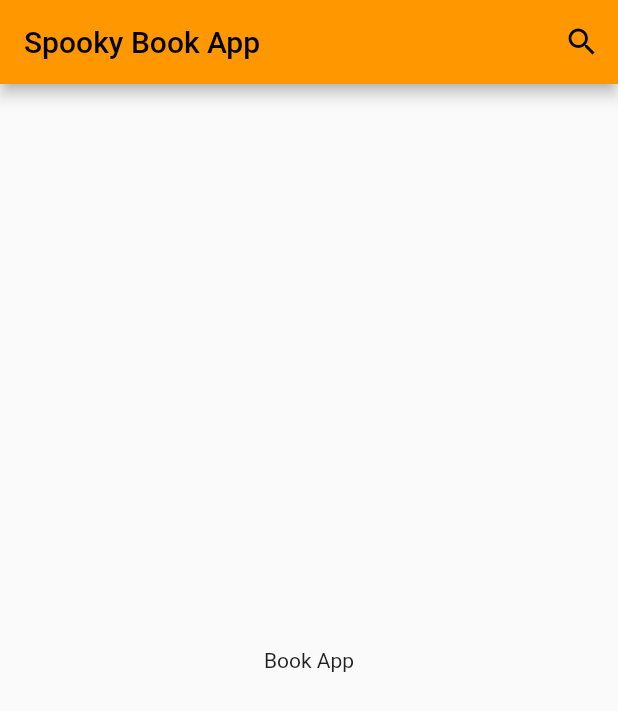
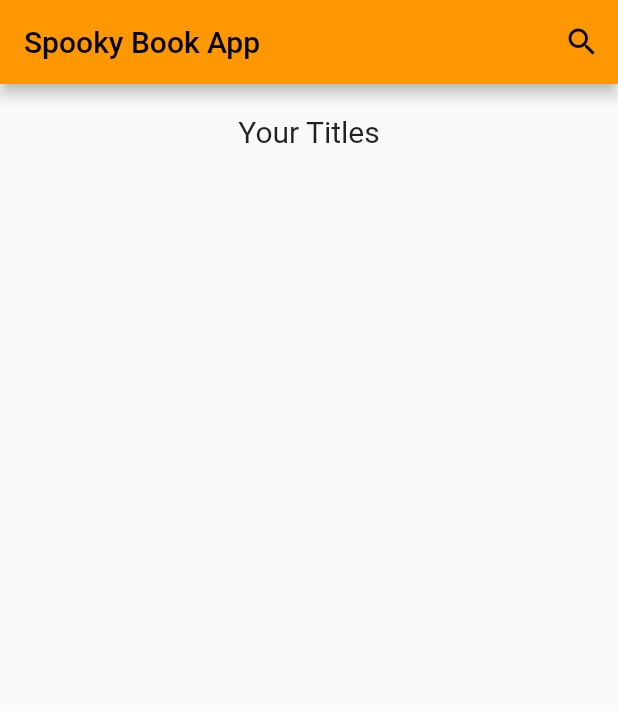
Before and after one commit to anotherlusitano/Book-App, a Flutter app: the screen it shows after launch, on a phone screen of 412 x 824 dp. Shown: the top 711 px of the screen. Run offline on Flutter 3.47's test engine with Material 2 defaults, Android fonts, the phone set to English and light mode, and no system bars; our stand-ins replace google_fonts.

Commit message:
Add Column Body whith 'Your Titles' text

```diff
--- a/lib/main.dart
+++ b/lib/main.dart
@@ -19,7 +19,7 @@ class MyApp extends StatelessWidget {
       ),
       debugShowCheckedModeBanner: false,
       title: 'Book App',
-      home: HomePage(),
+      home: const HomePage(),
     );
   }
 }
@@ -35,12 +35,27 @@ class HomePage extends StatelessWidget {
         actions: [
           IconButton(
             onPressed: () {},
-            icon: Icon(Icons.search),
+            icon: const Icon(Icons.search),
           ),
         ],
       ),
-      body: Center(
-        child: Text("Book App"),
+      body: Column(
+        children: [
+          Padding(
+            padding: const EdgeInsets.fromLTRB(0, 20.0, 0, 20.0),
+            child: Center(
+              child: Title(
+                color: Colors.green,
+                child: const Text(
+                  "Your Titles",
+                  style: TextStyle(
+                    fontSize: 20.0,
+                  ),
+                ),
+              ),
+            ),
+          ),
+        ],
       ),
     );
   }
```
